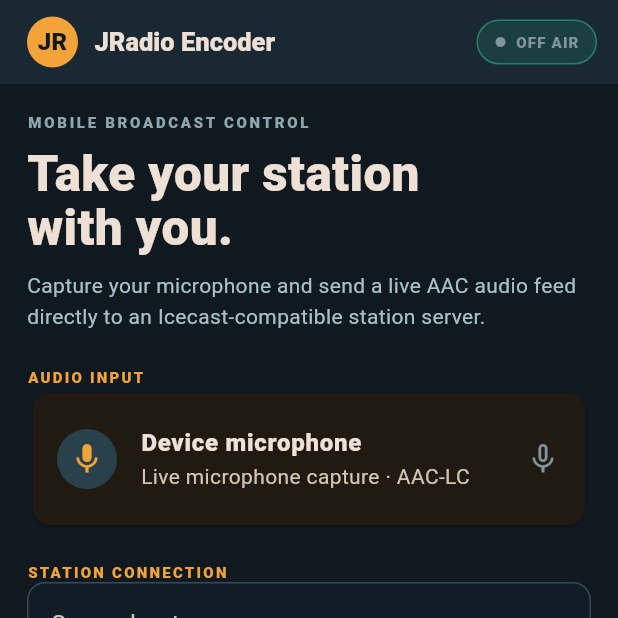
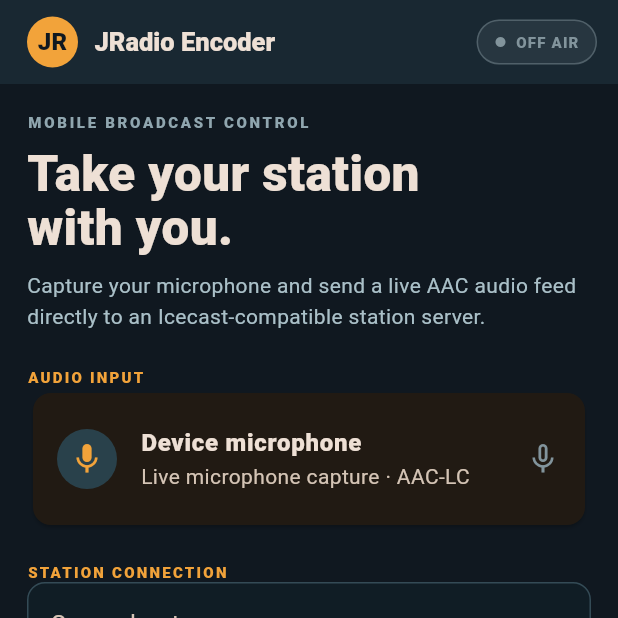
Before and after one commit to jradiosouthafrica-sa/jr-universal-broadcast-encoder, a Flutter app: the screen it shows after launch, on a phone screen of 412 x 824 dp, the top half of it. Run offline on Flutter 3.47's test engine with Material 3 defaults, Android fonts, the phone set to English and light mode, and no system bars; missing offline and left inert: flutter_foreground_task, record.

Commit message:
Preserve dynamic connection status colors

```diff
--- a/mobile/flutter/lib/main.dart
+++ b/mobile/flutter/lib/main.dart
@@ -176,9 +176,9 @@ class _StudioHomeState extends State<StudioHome> {
               child: Container(
                 padding: const EdgeInsets.symmetric(horizontal: 11, vertical: 7),
                 decoration: BoxDecoration(
-                  color: const Color(0x2229D39A),
+                  color: Color.fromRGBO(statusColor.red, statusColor.green, statusColor.blue, .13),
                   borderRadius: BorderRadius.circular(30),
-                  border: Border.all(color: const Color(0x7329D39A)),
+                  border: Border.all(color: Color.fromRGBO(statusColor.red, statusColor.green, statusColor.blue, .45)),
                 ),
                 child: Row(
                   children: [
```
